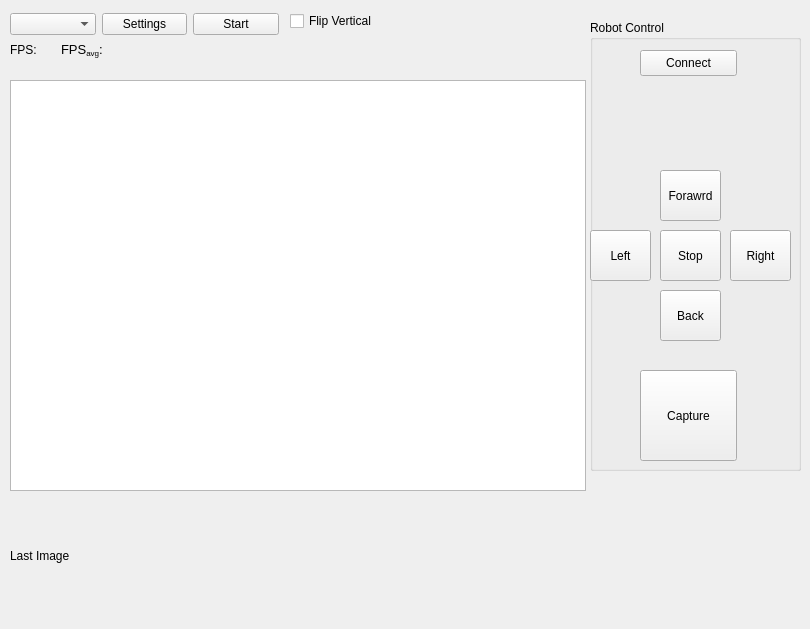
Above: imagecapture.ui from rajithavk/frontend before the change. Below: the same form after it.
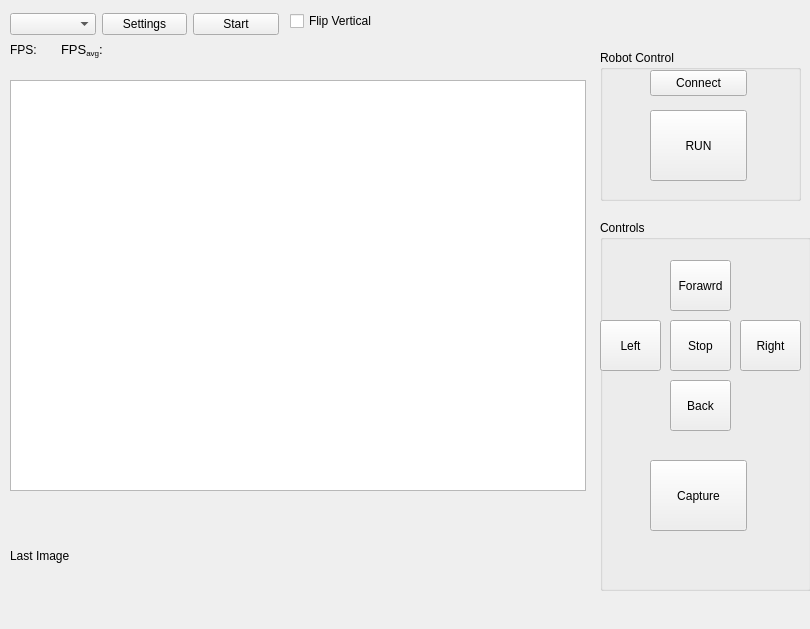
That is the form after the change. Custom widgets are drawn as their Qt base class.

What changed in the file:
```diff
--- a/imagecapture.ui
+++ b/imagecapture.ui
@@ -112,10 +112,10 @@
   <widget class="QGroupBox" name="groupBox">
    <property name="geometry">
     <rect>
-     <x>590</x>
-     <y>20</y>
-     <width>211</width>
-     <height>451</height>
+     <x>600</x>
+     <y>50</y>
+     <width>201</width>
+     <height>151</height>
     </rect>
    </property>
    <property name="title">
@@ -125,7 +125,7 @@
     <property name="geometry">
      <rect>
       <x>50</x>
-      <y>30</y>
+      <y>20</y>
       <width>97</width>
       <height>26</height>
      </rect>
@@ -134,37 +134,50 @@
      <string>Connect</string>
     </property>
    </widget>
-   <widget class="QPushButton" name="btnForward">
+   <widget class="QPushButton" name="pushButton_2">
     <property name="geometry">
      <rect>
-      <x>70</x>
-      <y>150</y>
-      <width>61</width>
-      <height>51</height>
+      <x>50</x>
+      <y>60</y>
+      <width>97</width>
+      <height>71</height>
      </rect>
     </property>
     <property name="text">
-     <string>Forawrd</string>
+     <string>RUN</string>
     </property>
    </widget>
-   <widget class="QPushButton" name="btnStop">
+  </widget>
+  <widget class="QCheckBox" name="chkFilp">
     <property name="geometry">
      <rect>
-      <x>70</x>
-      <y>210</y>
-      <width>61</width>
-      <height>51</height>
+     <x>290</x>
+     <y>10</y>
+     <width>121</width>
+     <height>22</height>
      </rect>
     </property>
     <property name="text">
-     <string>Stop</string>
-    </property>
-   </widget>
+    <string>Flip Vertical</string>
+   </property>
+  </widget>
+  <widget class="QGroupBox" name="groupBox_2">
+   <property name="geometry">
+    <rect>
+     <x>600</x>
+     <y>220</y>
+     <width>211</width>
+     <height>371</height>
+    </rect>
+   </property>
+   <property name="title">
+    <string>Controls</string>
+   </property>
    <widget class="QPushButton" name="btnRight">
     <property name="geometry">
      <rect>
       <x>140</x>
-      <y>210</y>
+      <y>100</y>
       <width>61</width>
       <height>51</height>
      </rect>
@@ -173,11 +186,24 @@
      <string>Right</string>
     </property>
    </widget>
+   <widget class="QPushButton" name="btnBack">
+    <property name="geometry">
+     <rect>
+      <x>70</x>
+      <y>160</y>
+      <width>61</width>
+      <height>51</height>
+     </rect>
+    </property>
+    <property name="text">
+     <string>Back</string>
+    </property>
+   </widget>
    <widget class="QPushButton" name="btnLeft">
     <property name="geometry">
      <rect>
       <x>0</x>
-      <y>210</y>
+      <y>100</y>
       <width>61</width>
       <height>51</height>
      </rect>
@@ -186,45 +212,45 @@
      <string>Left</string>
     </property>
    </widget>
-   <widget class="QPushButton" name="btnBack">
-    <property name="geometry">
-     <rect>
-      <x>70</x>
-      <y>270</y>
-      <width>61</width>
-      <height>51</height>
-     </rect>
-    </property>
-    <property name="text">
-     <string>Back</string>
-    </property>
-   </widget>
    <widget class="QPushButton" name="pushButton">
     <property name="geometry">
      <rect>
       <x>50</x>
-      <y>350</y>
+      <y>240</y>
       <width>97</width>
-      <height>91</height>
+      <height>71</height>
      </rect>
     </property>
     <property name="text">
      <string>Capture</string>
     </property>
    </widget>
-  </widget>
-  <widget class="QCheckBox" name="chkFilp">
+   <widget class="QPushButton" name="btnForward">
+    <property name="geometry">
+     <rect>
+      <x>70</x>
+      <y>40</y>
+      <width>61</width>
+      <height>51</height>
+     </rect>
+    </property>
+    <property name="text">
+     <string>Forawrd</string>
+    </property>
+   </widget>
+   <widget class="QPushButton" name="btnStop">
    <property name="geometry">
     <rect>
-     <x>290</x>
-     <y>10</y>
-     <width>121</width>
-     <height>22</height>
+      <x>70</x>
+      <y>100</y>
+      <width>61</width>
+      <height>51</height>
     </rect>
    </property>
    <property name="text">
-    <string>Flip Vertical</string>
-   </property>
+     <string>Stop</string>
+    </property>
+   </widget>
   </widget>
  </widget>
  <customwidgets>
```
Lines whose indentation alone changed are shown as unchanged.
